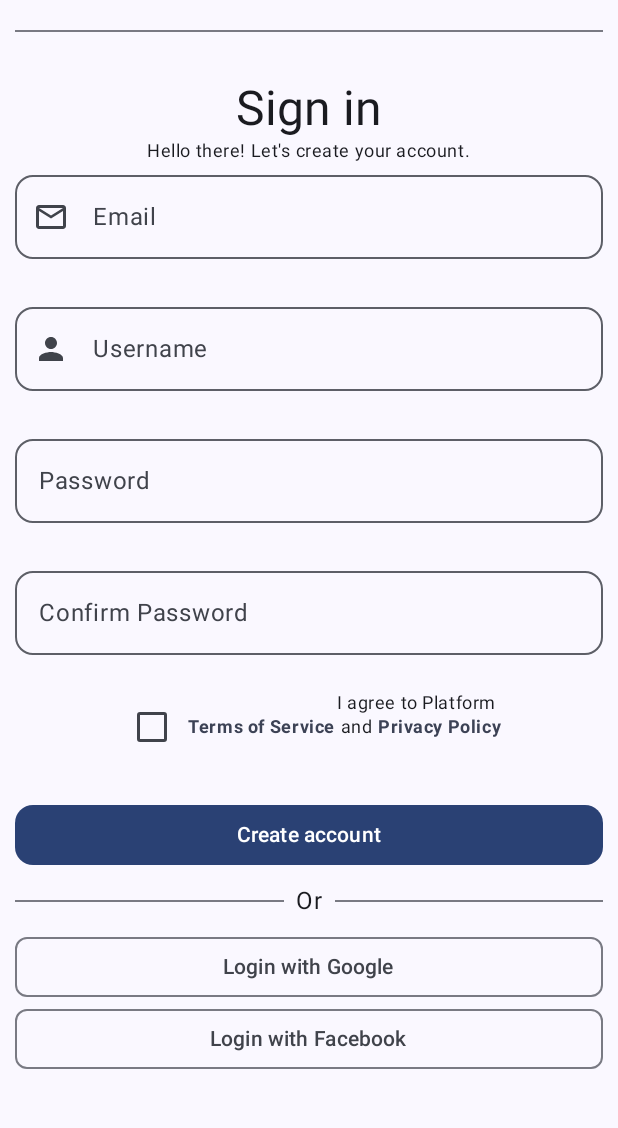
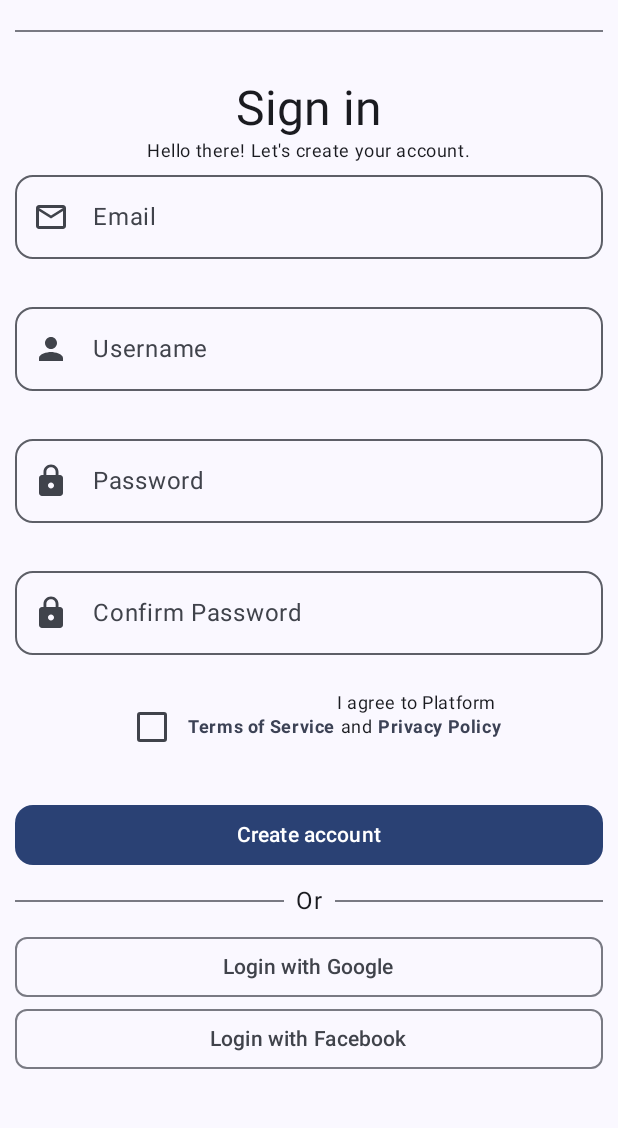
Before and after one commit to sxweetlollipop2912/morello-app, an Android app built with Jetpack Compose: the screen it shows after launch (MainActivity), on a phone screen of 412 x 824 dp, the part 99-1227 px from its top. Run offline under Robolectric (Android 15) with nearby library versions, the phone set to English and light mode, and no system bars.

Commit message:
reconfigure composable

```diff
--- a/frontend/app/src/main/java/com/example/morello/ui/components/PasswordFormField.kt
+++ b/frontend/app/src/main/java/com/example/morello/ui/components/PasswordFormField.kt
@@ -2,11 +2,14 @@ package com.example.morello.ui.components
 
 import android.graphics.drawable.shapes.RectShape
 import android.graphics.drawable.shapes.Shape
+import androidx.compose.foundation.layout.fillMaxHeight
 import androidx.compose.foundation.layout.fillMaxWidth
+import androidx.compose.foundation.layout.size
 import androidx.compose.foundation.text.KeyboardOptions
 import androidx.compose.material.icons.Icons
 import androidx.compose.material.icons.filled.Favorite
 import androidx.compose.material.icons.filled.FavoriteBorder
+import androidx.compose.material.icons.filled.Lock
 import androidx.compose.material3.Icon
 import androidx.compose.material3.IconButton
 import androidx.compose.material3.MaterialTheme
@@ -19,6 +22,7 @@ import androidx.compose.ui.Modifier
 import androidx.compose.ui.text.input.KeyboardType
 import androidx.compose.ui.text.input.PasswordVisualTransformation
 import androidx.compose.ui.text.input.VisualTransformation
+import androidx.compose.ui.unit.dp
 
 @Composable
 fun PasswordFormField(
@@ -34,6 +38,13 @@ fun PasswordFormField(
         shape = MaterialTheme.shapes.medium,
         value = password,
         onValueChange = onPasswordChanged,
+        singleLine = true,
+        leadingIcon = {
+            Icon(
+                imageVector = Icons.Filled.Lock,
+                contentDescription = "Password",
+            )
+        },
         visualTransformation = if (showPassword) {
             VisualTransformation.None
         } else {
@@ -42,14 +53,18 @@ fun PasswordFormField(
         modifier = Modifier.fillMaxWidth(),
         keyboardOptions = KeyboardOptions(keyboardType = KeyboardType.Password),
         suffix = {
-            IconButton(onClick = { onShowPasswordChanged(!showPassword) }) {
+            IconButton(
+                onClick = { onShowPasswordChanged(!showPassword) },
+                modifier = Modifier
+            ) {
                 Icon(
                     imageVector = if (showPassword) {
                         Icons.Filled.Favorite
                     } else {
                         Icons.Filled.FavoriteBorder
                     },
-                    contentDescription = "Show password"
+                    contentDescription = "Show password",
+                    modifier = Modifier.size(48.dp)
                 )
             }
         },
```
